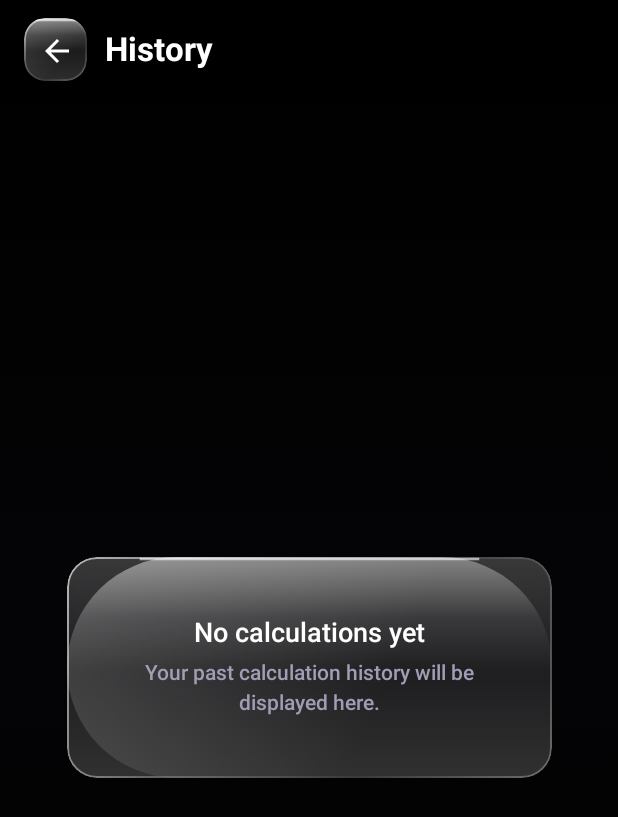
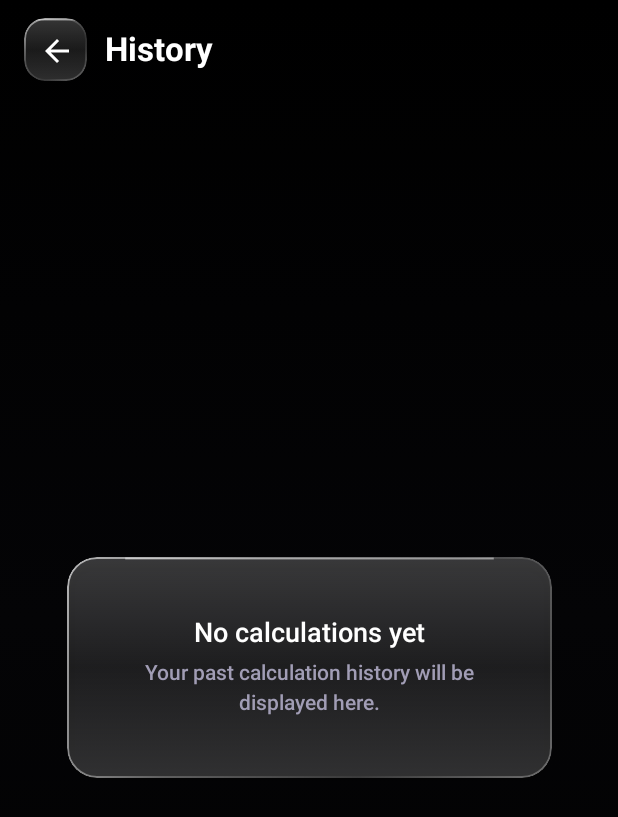
Before and after one commit to ibadriansyah/Kalkulator, an Android app built with Jetpack Compose: the composable KalkulatorApp shown on its own in the app's theme, after a tap on "History", on a phone screen of 412 x 824 dp. Shown: the top 817 px of the screen. Run offline under Robolectric (Android 15) with nearby library versions, the phone set to English and light mode, and no system bars; our stand-ins replace Dagger/Hilt's generated code.

Commit message:
refactor(ui): remove ambient and container bubble shapes for clean minimalist liquid glass

```diff
--- a/app/src/main/java/com/dabskutz/kalkulator/ui/calculator/CalculatorScreen.kt
+++ b/app/src/main/java/com/dabskutz/kalkulator/ui/calculator/CalculatorScreen.kt
@@ -2,7 +2,6 @@ package com.dabskutz.kalkulator.ui.calculator
 
 import androidx.compose.foundation.background
 import androidx.compose.foundation.horizontalScroll
-import androidx.compose.foundation.isSystemInDarkTheme
 import androidx.compose.foundation.layout.Arrangement
 import androidx.compose.foundation.layout.Box
 import androidx.compose.foundation.layout.Column
@@ -11,13 +10,11 @@ import androidx.compose.foundation.layout.Spacer
 import androidx.compose.foundation.layout.fillMaxSize
 import androidx.compose.foundation.layout.fillMaxWidth
 import androidx.compose.foundation.layout.height
-import androidx.compose.foundation.layout.offset
+import androidx.compose.foundation.layout.navigationBarsPadding
 import androidx.compose.foundation.layout.padding
 import androidx.compose.foundation.layout.size
 import androidx.compose.foundation.layout.statusBarsPadding
-import androidx.compose.foundation.layout.navigationBarsPadding
 import androidx.compose.foundation.rememberScrollState
-import androidx.compose.foundation.shape.CircleShape
 import androidx.compose.foundation.shape.RoundedCornerShape
 import androidx.compose.material.icons.Icons
 import androidx.compose.material.icons.automirrored.filled.Backspace
@@ -32,7 +29,6 @@ import androidx.compose.runtime.collectAsState
 import androidx.compose.runtime.getValue
 import androidx.compose.ui.Alignment
 import androidx.compose.ui.Modifier
-import androidx.compose.ui.draw.blur
 import androidx.compose.ui.graphics.Brush
 import androidx.compose.ui.graphics.Color
 import androidx.compose.ui.text.font.FontFamily
@@ -78,39 +74,6 @@ fun CalculatorScreen(
             .fillMaxSize()
             .background(bgBrush)
     ) {
-        // Ambient glass refraction spheres
-        Box(
-            modifier = Modifier
-                .offset(x = (-40).dp, y = 60.dp)
-                .size(240.dp)
-                .background(
-                    brush = Brush.radialGradient(
-                        colors = listOf(
-                            (if (isDark) LiquidGlassColor.DarkAccent else LiquidGlassColor.LightAccent).copy(alpha = if (isDark) 0.18f else 0.35f),
-                            Color.Transparent
-                        )
-                    ),
-                    shape = CircleShape
-                )
-                .blur(40.dp)
-        )
-        Box(
-            modifier = Modifier
-                .align(Alignment.CenterEnd)
-                .offset(x = 60.dp, y = 100.dp)
-                .size(220.dp)
-                .background(
-                    brush = Brush.radialGradient(
-                        colors = listOf(
-                            (if (isDark) LiquidGlassColor.DarkOrange else LiquidGlassColor.LightOrange).copy(alpha = if (isDark) 0.15f else 0.28f),
-                            Color.Transparent
-                        )
-                    ),
-                    shape = CircleShape
-                )
-                .blur(40.dp)
-        )
-
         Column(
             modifier = Modifier
                 .fillMaxSize()
@@ -126,23 +89,12 @@ fun CalculatorScreen(
                 horizontalArrangement = Arrangement.SpaceBetween,
                 verticalAlignment = Alignment.CenterVertically
             ) {
-                Row(verticalAlignment = Alignment.CenterVertically) {
-                    Box(
-                        modifier = Modifier
-                            .size(10.dp)
-                            .background(
-                                color = if (isDark) LiquidGlassColor.DarkOrange else LiquidGlassColor.LightOrange,
-                                shape = CircleShape
-                            )
-                    )
-                    Spacer(modifier = Modifier.size(8.dp))
                 Text(
                     text = "Kalkulator",
                     fontSize = 20.sp,
                     fontWeight = FontWeight.Bold,
                     color = MaterialTheme.colorScheme.onBackground
                 )
-                }
 
                 Row(horizontalArrangement = Arrangement.spacedBy(8.dp)) {
                     GlassBox(
--- a/app/src/main/java/com/dabskutz/kalkulator/ui/components/GlassEffect.kt
+++ b/app/src/main/java/com/dabskutz/kalkulator/ui/components/GlassEffect.kt
@@ -10,7 +10,6 @@ import androidx.compose.ui.Modifier
 import androidx.compose.ui.draw.clip
 import androidx.compose.ui.draw.drawBehind
 import androidx.compose.ui.draw.shadow
-import androidx.compose.ui.geometry.CornerRadius
 import androidx.compose.ui.geometry.Offset
 import androidx.compose.ui.graphics.Brush
 import androidx.compose.ui.graphics.Color
@@ -25,10 +24,8 @@ import com.dabskutz.kalkulator.ui.theme.LocalDarkTheme
  * Visual Layers:
  * 1. Physical drop shadow for spatial elevation
  * 2. Translucent frosted glass body gradient
- * 3. Upper-half convex specular gloss reflection
- * 4. Crisp top-lip bevel highlight (physical glass edge)
- * 5. Diagonal light refraction sheen
- * 6. Multi-stop refraction border (light source at top-left)
+ * 3. Crisp top-lip bevel highlight (physical glass edge)
+ * 4. Multi-stop refraction border (light source at top-left)
  */
 fun Modifier.liquidGlass(
     shape: Shape = RoundedCornerShape(22.dp),
@@ -84,39 +81,12 @@ fun Modifier.liquidGlass(
             shape = shape
         )
         .drawBehind {
-            // 1. Upper-half convex specular gloss reflection
-            drawRoundRect(
-                brush = Brush.verticalGradient(
-                    colors = listOf(
-                        Color.White.copy(alpha = highlightIntensity),
-                        Color.White.copy(alpha = highlightIntensity * 0.20f),
-                        Color.Transparent
-                    ),
-                    startY = 0f,
-                    endY = size.height * 0.55f
-                ),
-                cornerRadius = CornerRadius(size.width * 0.25f, size.width * 0.25f)
-            )
-
-            // 2. Diagonal sheen across upper quadrant
-            drawRoundRect(
-                brush = Brush.linearGradient(
-                    colors = listOf(
-                        Color.White.copy(alpha = highlightIntensity * 0.45f),
-                        Color.Transparent
-                    ),
-                    start = Offset(0f, 0f),
-                    end = Offset(size.width * 0.65f, size.height * 0.65f)
-                ),
-                cornerRadius = CornerRadius(size.width * 0.25f, size.width * 0.25f)
-            )
-
-            // 3. Beveled top specular lip (creates realistic thickness of polished glass)
+            // Crisp top specular lip for subtle glass thickness
             drawLine(
-                color = Color.White.copy(alpha = (highlightIntensity * 1.6f).coerceAtMost(0.95f)),
-                start = Offset(size.width * 0.15f, 2f),
-                end = Offset(size.width * 0.85f, 2f),
-                strokeWidth = 2.5f
+                color = Color.White.copy(alpha = (highlightIntensity * 1.2f).coerceAtMost(0.85f)),
+                start = Offset(size.width * 0.12f, 1.5f),
+                end = Offset(size.width * 0.88f, 1.5f),
+                strokeWidth = 2f
             )
         }
         .border(
```
Lines whose indentation alone changed are shown as unchanged.
